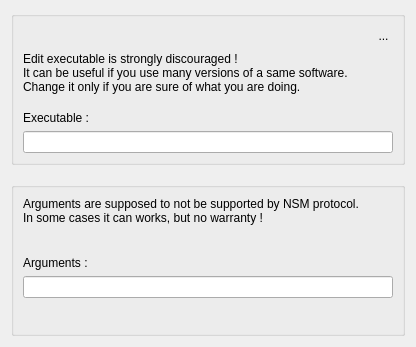
Old version of the form resources/ui/nsm_properties.ui in the repository Houston4444/RaySession.
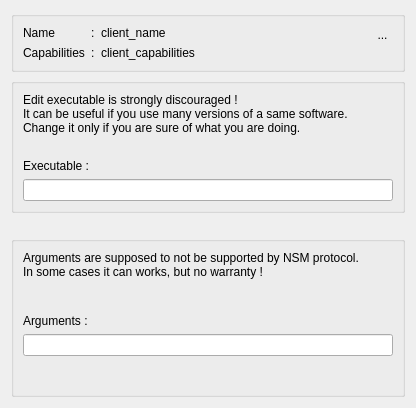
New version of the form. Icons and pictures are not drawn.

Commit message: client properties dialog: place client name in NSM tab, add capabilities display

```diff
--- a/resources/ui/nsm_properties.ui
+++ b/resources/ui/nsm_properties.ui
@@ -7,7 +7,7 @@
     <x>0</x>
     <y>0</y>
     <width>416</width>
-    <height>347</height>
+    <height>408</height>
    </rect>
   </property>
   <property name="windowTitle">
@@ -15,26 +15,88 @@
   </property>
   <layout class="QVBoxLayout" name="verticalLayout_2">
    <item>
-    <widget class="QGroupBox" name="groupBox_3">
+    <widget class="QGroupBox" name="groupBox">
      <property name="title">
       <string/>
      </property>
-     <layout class="QVBoxLayout" name="verticalLayout_8">
-      <item>
-       <layout class="QHBoxLayout" name="horizontalLayout">
-        <item>
-         <spacer name="horizontalSpacer_3">
-          <property name="orientation">
-           <enum>Qt::Horizontal</enum>
-          </property>
-          <property name="sizeHint" stdset="0">
-           <size>
-            <width>40</width>
-            <height>20</height>
-           </size>
-          </property>
-         </spacer>
-        </item>
+     <layout class="QGridLayout" name="gridLayout_2">
+      <item row="2" column="2">
+       <widget class="QLabel" name="labelClientName">
+        <property name="text">
+         <string>client_name</string>
+        </property>
+       </widget>
+      </item>
+      <item row="2" column="1">
+       <widget class="QLabel" name="label_3">
+        <property name="sizePolicy">
+         <sizepolicy hsizetype="Fixed" vsizetype="Preferred">
+          <horstretch>0</horstretch>
+          <verstretch>0</verstretch>
+         </sizepolicy>
+        </property>
+        <property name="text">
+         <string>:</string>
+        </property>
+       </widget>
+      </item>
+      <item row="3" column="2">
+       <widget class="QLabel" name="labelCapabilities">
+        <property name="sizePolicy">
+         <sizepolicy hsizetype="Expanding" vsizetype="Preferred">
+          <horstretch>0</horstretch>
+          <verstretch>0</verstretch>
+         </sizepolicy>
+        </property>
+        <property name="text">
+         <string>client_capabilities</string>
+        </property>
+        <property name="alignment">
+         <set>Qt::AlignLeading|Qt::AlignLeft|Qt::AlignTop</set>
+        </property>
+       </widget>
+      </item>
+      <item row="2" column="0">
+       <widget class="QLabel" name="label_2">
+        <property name="sizePolicy">
+         <sizepolicy hsizetype="Fixed" vsizetype="Preferred">
+          <horstretch>0</horstretch>
+          <verstretch>0</verstretch>
+         </sizepolicy>
+        </property>
+        <property name="text">
+         <string>Name</string>
+        </property>
+       </widget>
+      </item>
+      <item row="3" column="1">
+       <widget class="QLabel" name="label_7">
+        <property name="text">
+         <string>:</string>
+        </property>
+        <property name="alignment">
+         <set>Qt::AlignLeading|Qt::AlignLeft|Qt::AlignTop</set>
+        </property>
+       </widget>
+      </item>
+      <item row="3" column="0">
+       <widget class="QLabel" name="label_6">
+        <property name="sizePolicy">
+         <sizepolicy hsizetype="Fixed" vsizetype="Preferred">
+          <horstretch>0</horstretch>
+          <verstretch>0</verstretch>
+         </sizepolicy>
+        </property>
+        <property name="text">
+         <string>Capabilities</string>
+        </property>
+        <property name="alignment">
+         <set>Qt::AlignLeading|Qt::AlignLeft|Qt::AlignTop</set>
+        </property>
+       </widget>
+      </item>
+      <item row="2" column="3" rowspan="2">
+       <layout class="QVBoxLayout" name="verticalLayout_4">
         <item>
          <widget class="QToolButton" name="toolButtonIcon">
           <property name="baseSize">
@@ -61,7 +123,32 @@
           </property>
          </widget>
         </item>
+        <item>
+         <spacer name="verticalSpacer_2">
+          <property name="orientation">
+           <enum>Qt::Vertical</enum>
+          </property>
+          <property name="sizeHint" stdset="0">
+           <size>
+            <width>20</width>
+            <height>40</height>
+           </size>
+          </property>
+         </spacer>
+        </item>
        </layout>
+      </item>
+     </layout>
+    </widget>
+   </item>
+   <item>
+    <widget class="QGroupBox" name="groupBox_3">
+     <property name="title">
+      <string/>
+     </property>
+     <layout class="QVBoxLayout" name="verticalLayout_8">
+      <item>
+       <layout class="QHBoxLayout" name="horizontalLayout"/>
       </item>
       <item>
        <widget class="QLabel" name="label">
```
The commit also changes 2 other files.
